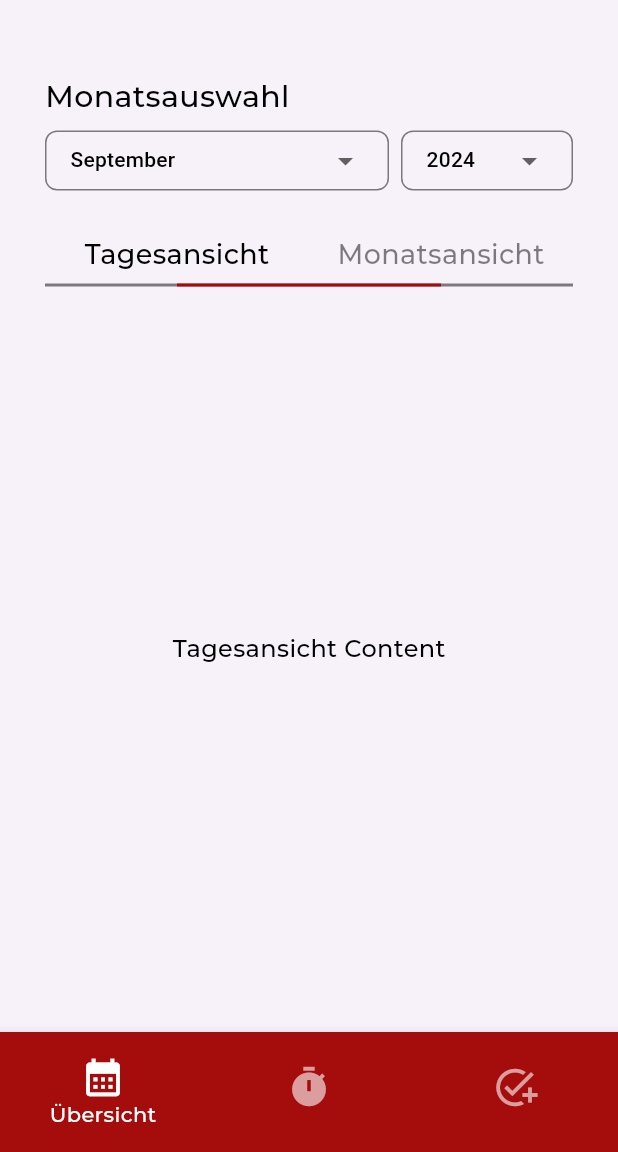
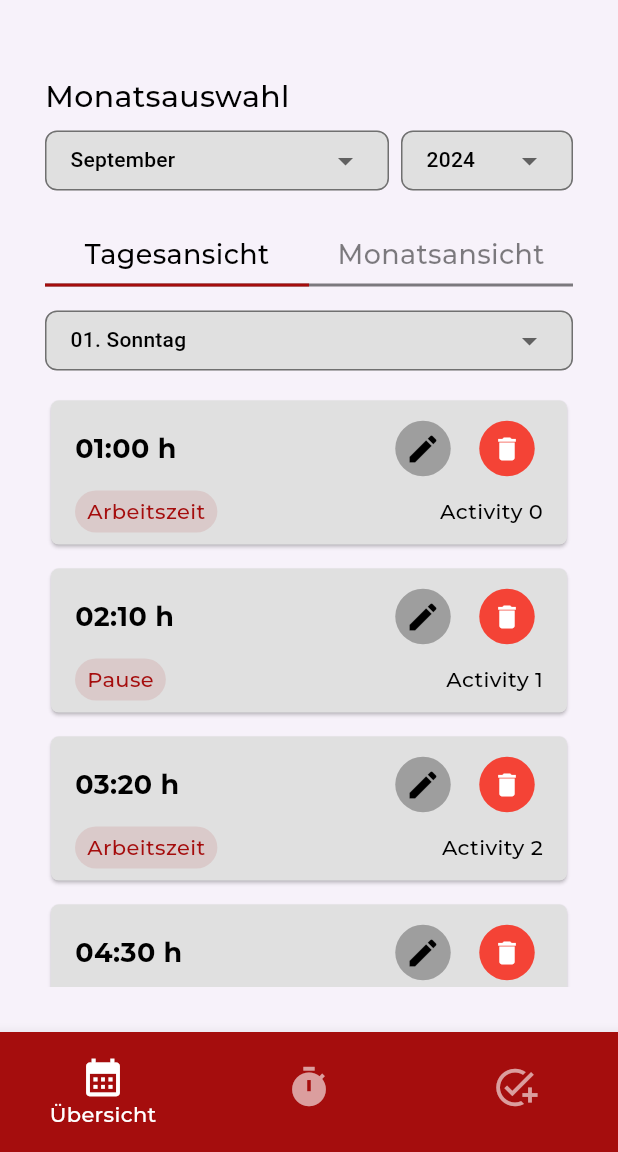
Before and after one commit to Squad-Mandalore/ttfrontend, a Flutter app: the HomePage screen opened directly, after a tap on "Tagesansicht", on a phone screen of 412 x 824 dp, the part 84-1236 px from its top. Run offline on Flutter 3.47's test engine with Material 3 defaults, Android fonts, the phone set to English and light mode, and no system bars; drawn by our look-alikes of dropdown_button2; our stand-ins replace dotted_border, shared_preferences; accounts and stored records are empty; project files that could hold a hidden picture were left out.

Commit message:
Tagesansicht

```diff
--- a/lib/assets/colours/extended_theme.dart
+++ b/lib/assets/colours/extended_theme.dart
@@ -2,6 +2,7 @@ import 'package:flutter/material.dart';
 
 class CustomThemeExtension extends ThemeExtension<CustomThemeExtension> {
   final Color headerColor;
+  final Color appBarColor;
   final Color primaryAccent1;
   final Color primaryAccent2;
   final Color primaryAccent3;
@@ -36,6 +37,7 @@ class CustomThemeExtension extends ThemeExtension<CustomThemeExtension> {
 
   CustomThemeExtension({
     required this.headerColor,
+    required this.appBarColor,
     required this.primaryAccent1,
     required this.primaryAccent2,
     required this.primaryAccent3,
@@ -69,6 +71,7 @@ class CustomThemeExtension extends ThemeExtension<CustomThemeExtension> {
   @override
   CustomThemeExtension copyWith({
     Color? headerColor,
+    Color? appBarColor,
     Color? primaryAccent1,
     Color? primaryAccent2,
     Color? primaryAccent3,
@@ -100,6 +103,7 @@ class CustomThemeExtension extends ThemeExtension<CustomThemeExtension> {
   }) {
     return CustomThemeExtension(
       headerColor: headerColor ?? this.headerColor,
+      appBarColor: appBarColor ?? this.appBarColor,
       primaryAccent1: primaryAccent1 ?? this.primaryAccent1,
       primaryAccent2: primaryAccent2 ?? this.primaryAccent2,
       primaryAccent3: primaryAccent3 ?? this.primaryAccent3,
@@ -138,6 +142,7 @@ class CustomThemeExtension extends ThemeExtension<CustomThemeExtension> {
     if (other is! CustomThemeExtension) return this;
     return CustomThemeExtension(
       headerColor: Color.lerp(headerColor, other.headerColor, t)!,
+      appBarColor: Color.lerp(appBarColor, other.appBarColor, t)!,
       primaryAccent1: Color.lerp(primaryAccent1, other.primaryAccent1, t)!,
       primaryAccent2: Color.lerp(primaryAccent2, other.primaryAccent2, t)!,
       primaryAccent3: Color.lerp(primaryAccent3, other.primaryAccent3, t)!,
--- a/lib/assets/colours/theme.dart
+++ b/lib/assets/colours/theme.dart
@@ -31,8 +31,6 @@ class AppTheme {
     );
   }
 
-
-
   static ThemeData lightTelekomFunk() {
     const colorScheme = ColorScheme.light(
       primary: AppColours.greenPrimary,
@@ -58,6 +56,7 @@ class AppTheme {
       extensions: [
         CustomThemeExtension(
           headerColor: AppColours.greenPrimary,
+          appBarColor: AppColours.greenPrimary,
           primaryAccent1: AppColours.greenAccent1,
           primaryAccent2: AppColours.greenAccent2,
           primaryAccent3: AppColours.greenAccent3,
@@ -116,6 +115,7 @@ class AppTheme {
       extensions: [
         CustomThemeExtension(
           headerColor: AppColours.greenPrimary,
+          appBarColor: Colors.grey.shade900,
           primaryAccent1: AppColours.greenAccent10,
           primaryAccent2: AppColours.greenAccent9,
           primaryAccent3: AppColours.greenAccent8,
@@ -174,6 +174,7 @@ class AppTheme {
       extensions: [
         CustomThemeExtension(
           headerColor: const Color(0xFF723a11),
+          appBarColor: const Color(0xFF723a11),
           primaryAccent1: const Color(0xFF804e29),
           primaryAccent2: const Color(0xFF8e6141),
           primaryAccent3: const Color(0xFF9c7558),
@@ -232,6 +233,7 @@ class AppTheme {
       extensions: [
         CustomThemeExtension(
           headerColor: const Color(0xFF723a11),
+          appBarColor: const Color(0xFF723a11),
           primaryAccent1: const Color(0xFF67340f),
           primaryAccent2: const Color(0xFF5b2e0e),
           primaryAccent3: const Color(0xFF50290c),
@@ -290,6 +292,7 @@ class AppTheme {
       extensions: [
         CustomThemeExtension(
           headerColor: const Color(0xFF247cbc),
+          appBarColor: const Color(0xFF247cbc),
           primaryAccent1: const Color(0xFF3a89c3),
           primaryAccent2: const Color(0xFF5096c9),
           primaryAccent3: const Color(0xFF66a3d0),
@@ -348,6 +351,7 @@ class AppTheme {
       extensions: [
         CustomThemeExtension(
           headerColor: const Color(0xFF247cbc),
+          appBarColor: const Color(0xFF247cbc),
           primaryAccent1: const Color(0xFF2070a9),
           primaryAccent2: const Color(0xFF1d6396),
           primaryAccent3: const Color(0xFF195784),
@@ -406,6 +410,7 @@ class AppTheme {
       extensions: [
         CustomThemeExtension(
           headerColor: const Color(0xFF587504),
+          appBarColor:  const Color(0xFF587504),
           primaryAccent1: const Color(0xFF69831d),
           primaryAccent2: const Color(0xFF799136),
           primaryAccent3: const Color(0xFF8a9e4f),
@@ -464,6 +469,7 @@ class AppTheme {
       extensions: [
         CustomThemeExtension(
           headerColor: const Color(0xFF587504),
+          appBarColor: const Color(0xFF587504),
           primaryAccent1: const Color(0xFF4f6904),
           primaryAccent2: const Color(0xFF465e03),
           primaryAccent3: const Color(0xFF3e5203),
@@ -522,6 +528,7 @@ class AppTheme {
       extensions: [
         CustomThemeExtension(
           headerColor: const Color(0xFFA50D0D),
+          appBarColor: const Color(0xFFA50D0D),
           primaryAccent1: const Color(0xFFAE2525),
           primaryAccent2: const Color(0xFFB73D3D),
           primaryAccent3: const Color(0xFFC05656),
@@ -580,6 +587,7 @@ class AppTheme {
       extensions: [
         CustomThemeExtension(
           headerColor: const Color(0xFFA50D0D),
+          appBarColor: const Color(0xFFA50D0D),
           primaryAccent1: const Color(0xFF950C0C),
           primaryAccent2: const Color(0xFF840A0A),
           primaryAccent3: const Color(0xFF730909),
@@ -638,6 +646,7 @@ class AppTheme {
       extensions: [
         CustomThemeExtension(
           headerColor: const Color(0xFFDE1A1A),
+          appBarColor:const Color(0xFFD78521),
           primaryAccent1: const Color(0xFFD78521),
           primaryAccent2: const Color(0xFFD78521),
           primaryAccent3: const Color(0xFFD78521),
@@ -696,6 +705,7 @@ class AppTheme {
       extensions: [
         CustomThemeExtension(
           headerColor: const Color(0xFFDE1A1A),
+          appBarColor:  AppColours.darkAccent7,
           primaryAccent1: const Color(0xFFD78521),
           primaryAccent2: const Color(0xFFD78521),
           primaryAccent3: const Color(0xFFD78521),
--- a/lib/pages/home_page.dart
+++ b/lib/pages/home_page.dart
@@ -3,7 +3,6 @@ import 'package:ttfrontend/assets/colours/extended_theme.dart';
 import 'package:ttfrontend/pages/overview/overview.dart';
 import 'package:ttfrontend/pages/tasks/tasks.dart';
 import 'package:ttfrontend/pages/theme_selection/theme_selection_page.dart';
-import 'package:ttfrontend/pages/timer/debug_clear_prefs.dart';
 import 'package:ttfrontend/pages/timer/timer.dart';
 
 class HomePage extends StatefulWidget {
@@ -146,7 +145,7 @@ class HomePageState extends State<HomePage> {
 
     return Scaffold(
       appBar: AppBar(
-        backgroundColor: customColors?.headerColor ?? customBackgroundColor,
+        backgroundColor: customColors?.appBarColor ?? customBackgroundColor,
         leading: Padding(
           padding: const EdgeInsets.all(8.0),
           child: Image.asset(
@@ -188,7 +187,7 @@ class HomePageState extends State<HomePage> {
         child: BottomNavigationBar(
           currentIndex: _selectedIndex,
           onTap: _onItemTapped,
-          backgroundColor: customColors?.headerColor ?? customBackgroundColor,
+          backgroundColor: customColors?.appBarColor ?? customBackgroundColor,
           selectedItemColor: customIconColor,
           unselectedItemColor: unselectedIconColor,
           showSelectedLabels: true,
--- a/lib/pages/overview/overview.dart
+++ b/lib/pages/overview/overview.dart
@@ -2,6 +2,7 @@ import 'package:flutter/material.dart';
 import 'package:dropdown_button2/dropdown_button2.dart';
 import 'package:ttfrontend/assets/colours/extended_theme.dart';
 import 'package:ttfrontend/pages/overview/utils/overview_logic.dart';
+import 'package:ttfrontend/pages/overview/widgets/time_card.dart';
 
 class OverviewPage extends StatefulWidget {
   const OverviewPage({super.key});
@@ -10,14 +11,14 @@ class OverviewPage extends StatefulWidget {
   OverviewPageState createState() => OverviewPageState();
 }
 
-class OverviewPageState extends State<OverviewPage> with SingleTickerProviderStateMixin {
-  // Dropdown state for month and year
+class OverviewPageState extends State<OverviewPage>
+    with SingleTickerProviderStateMixin {
   String? selectedMonth;
   String? selectedYear;
+  String? selectedDay;
   String? currentYear;
 
-  // Switching logic state
-  bool isDayViewSelected = true;
+  bool isDayViewSelected = false; // Default to Monatsansicht
 
   late AnimationController _animationController;
   late Animation<double> _animation;
@@ -29,15 +30,17 @@ class OverviewPageState extends State<OverviewPage> with SingleTickerProviderSta
 
     // Initialize the animation controller
     _animationController = AnimationController(
-      duration: const Duration(milliseconds: 300), // Reduced duration for a quicker transition
+      duration: const Duration(milliseconds: 300),
       vsync: this,
     );
 
-    // Define the animation curve without bounce effect
     _animation = CurvedAnimation(
       parent: _animationController,
-      curve: Curves.linear,
+      curve: Curves.easeInOut,
     );
+
+    _animationController.value =
+        1.0; // Ensure it starts aligned with Monatsansicht
   }
 
   Future<void> _initializeDefaults() async {
@@ -47,7 +50,20 @@ class OverviewPageState extends State<OverviewPage> with SingleTickerProviderSta
       selectedMonth = month;
       selectedYear = year;
       currentYear = year;
+      _updateDaysDropdown();
     });
+  }
+
+  void _updateDaysDropdown() {
+    if (selectedMonth != null && selectedYear != null) {
+      int monthIndex =
+          OverviewLogic.getMonthsInGerman().indexOf(selectedMonth!) + 1;
+      int year = int.parse(selectedYear!);
+      List<String> days = OverviewLogic.getDaysInGerman(year, monthIndex);
+      setState(() {
+        selectedDay = days.isNotEmpty ? days.first : null;
+      });
+    }
   }
 
   void _onViewSelected(bool isDayView) {
@@ -70,6 +86,7 @@ class OverviewPageState extends State<OverviewPage> with SingleTickerProviderSta
   Widget build(BuildContext context) {
     final theme = Theme.of(context);
     const double globalPadding = 30.0;
+    final customColors = theme.extension<CustomThemeExtension>();
 
     bool isCurrentYear = selectedYear == currentYear;
 
@@ -101,6 +118,7 @@ class OverviewPageState extends State<OverviewPage> with SingleTickerProviderSta
                 child: DropdownButtonHideUnderline(
                   child: DropdownButton2<String>(
                     barrierColor: theme.colorScheme.onSurface.withOpacity(0.1),
+
                     isExpanded: true,
                     hint: Text(
                       'Select Month',
@@ -125,6 +143,7 @@ class OverviewPageState extends State<OverviewPage> with SingleTickerProviderSta
                     onChanged: (String? newValue) {
                       setState(() {
                         selectedMonth = newValue!;
+                        _updateDaysDropdown();
                       });
                     },
                     buttonStyleData: ButtonStyleData(
@@ -132,6 +151,8 @@ class OverviewPageState extends State<OverviewPage> with SingleTickerProviderSta
                       height: 40,
                       width: double.infinity,
                       decoration: BoxDecoration(
+                        color: customColors?.backgroundAccent3 ??
+                            theme.colorScheme.surface,
                         border: Border.all(
                           color: theme.colorScheme.onSurface.withOpacity(0.5),
                           width: 1.0,
@@ -171,6 +192,7 @@ class OverviewPageState extends State<OverviewPage> with SingleTickerProviderSta
                     onChanged: (String? newValue) {
                       setState(() {
                         selectedYear = newValue!;
+                        _updateDaysDropdown();
                       });
                     },
                     buttonStyleData: ButtonStyleData(
@@ -178,6 +200,8 @@ class OverviewPageState extends State<OverviewPage> with SingleTickerProviderSta
                       height: 40,
                       width: double.infinity,
                       decoration: BoxDecoration(
+                        color: customColors?.backgroundAccent3 ??
+                            theme.colorScheme.surface,
                         border: Border.all(
                           color: theme.colorScheme.onSurface.withOpacity(0.5),
                           width: 1.0,
@@ -197,12 +221,10 @@ class OverviewPageState extends State<OverviewPage> with SingleTickerProviderSta
                 child: Stack(
                   alignment: Alignment.bottomCenter,
                   children: [
-                    // Underline that shows under both buttons
                     Container(
                       height: 2.0,
                       color: theme.colorScheme.onSurface.withOpacity(0.5),
                     ),
-                    // Animated line under the selected button
                     AnimatedBuilder(
                       animation: _animationController,
                       builder: (context, child) {
@@ -212,13 +234,13 @@ class OverviewPageState extends State<OverviewPage> with SingleTickerProviderSta
                               0.0),
                           child: Container(
                             height: 2.0,
-                            width: MediaQuery.of(context).size.width / 2 - globalPadding,
+                            width: MediaQuery.of(context).size.width / 2 -
+                                globalPadding,
                             color: theme.colorScheme.primary,
                           ),
                         );
                       },
                     ),
-                    // Text buttons placed above the animated line
                     Row(
                       children: [
                         Expanded(
@@ -274,14 +296,85 @@ class OverviewPageState extends State<OverviewPage> with SingleTickerProviderSta
           // Content for Tagesansicht or Monatsansicht
           Expanded(
             child: isDayViewSelected
-                ? Center(
-                    child: Text(
-                      'Tagesansicht Content',
-                      style: TextStyle(
-                        color: theme.colorScheme.onSurface,
-                        fontSize: 16.0,
+                ? Column(
+                    children: [
+                      // Dropdown for selecting the day
+                      DropdownButtonHideUnderline(
+                        child: DropdownButton2<String>(
+                          barrierColor:
+                              theme.colorScheme.onSurface.withOpacity(0.1),
+                          isExpanded: true,
+                          hint: Text(
+                            'Select Day',
+                            style: TextStyle(
+                              fontSize: 14,
+                              color: Theme.of(context).hintColor,
+                            ),
+                          ),
+                          items: selectedMonth != null && selectedYear != null
+                              ? OverviewLogic.getDaysInGerman(
+                                      int.parse(selectedYear!),
+                                      OverviewLogic.getMonthsInGerman()
+                                              .indexOf(selectedMonth!) +
+                                          1)
+                                  .map((String day) => DropdownMenuItem<String>(
+                                        value: day,
+                                        child: Text(
+                                          day,
+                                          style: const TextStyle(
+                                            fontSize: 14,
+                                          ),
+                                        ),
+                                      ))
+                                  .toList()
+                              : [],
+                          value: selectedDay,
+                          onChanged: (String? newValue) {
+                            setState(() {
+                              selectedDay = newValue!;
+                            });
+                          },
+                          buttonStyleData: ButtonStyleData(
+                            padding: const EdgeInsets.symmetric(horizontal: 16),
+                            height: 40,
+                            width: double.infinity,
+                            decoration: BoxDecoration(
+                              color: customColors?.backgroundAccent3 ??
+                            theme.colorScheme.surface,
+                              border: Border.all(
+                                color: theme.colorScheme.onSurface
+                                    .withOpacity(0.5),
+                                width: 1.0,
+                              ),
+                              borderRadius: BorderRadius.circular(8.0),
+                            ),
+
+                          ),
+                          dropdownStyleData: DropdownStyleData(
+                            maxHeight: MediaQuery.of(context).size.height * 0.5,
+                          ),
+                        ),
                       ),
-                    ),
+                      const SizedBox(height: 16.0),
+                      // Scrollable list of time cards
+                      Expanded(
+                        child: ListView.builder(
+                          itemCount: 10, // Replace with actual data count
+                          itemBuilder: (context, index) {
+                            return Padding(
+                              padding: const EdgeInsets.only(bottom: 8.0),
+                              child: TimeCard(
+                                hours: index + 1,
+                                minutes: (index * 10) % 60,
+                                type: index % 2 == 0 ? 'Arbeitszeit' : 'Pause',
+                                activity: 'Activity $index',
+                                id: '$index',
+                              ),
+                            );
+                          },
+                        ),
+                      ),
+                    ],
                   )
                 : Center(
                     child: Text(
--- a/lib/pages/overview/utils/overview_logic.dart
+++ b/lib/pages/overview/utils/overview_logic.dart
@@ -42,4 +42,21 @@ class OverviewLogic {
     await initializeDateFormatting('en_US');
     return DateFormat.y().format(DateTime.now());
   }
+
+  static List<String> getDaysInGerman(int year, int month) {
+    initializeDateFormatting('de');
+    DateTime now = DateTime.now();
+    int daysInMonth = DateTime(year, month + 1, 0).day;
+
+    List<String> days = [];
+    for (int day = 1; day <= daysInMonth; day++) {
+      DateTime date = DateTime(year, month, day);
+      if (year == now.year && month == now.month && day > now.day) break;
+
+      String weekdayName = DateFormat.EEEE('de').format(date);
+      String formattedDay = day.toString().padLeft(2, '0');
+      days.add('$formattedDay. $weekdayName');
+    }
+    return days;
+  }
 }
--- /dev/null
+++ b/lib/pages/overview/widgets/time_card.dart
@@ -0,0 +1,118 @@
+import 'package:flutter/material.dart';
+import 'package:ttfrontend/assets/colours/extended_theme.dart';
+
+class TimeCard extends StatelessWidget {
+  final int hours;
+  final int minutes;
+  final String type;
+  final String activity;
+  final String id;
+
+  const TimeCard({
+    super.key,
+    required this.hours,
+    required this.minutes,
+    required this.type,
+    required this.activity,
+    required this.id,
+  });
+
+  @override
+  Widget build(BuildContext context) {
+    final theme = Theme.of(context);
+    final customColors = theme.extension<CustomThemeExtension>();
+
+    return Card(
+      color: customColors?.backgroundAccent3 ?? theme.colorScheme.surface,
+      shape: RoundedRectangleBorder(
+        borderRadius: BorderRadius.circular(5.0),
+      ),
+      child: Padding(
+        padding: const EdgeInsets.symmetric(vertical: 8.0, horizontal: 16.0),
+        child: Column(
+          crossAxisAlignment: CrossAxisAlignment.start,
+          children: [
+            Row(
+              children: [
+                Text(
+                  '${hours.toString().padLeft(2, '0')}:${minutes.toString().padLeft(2, '0')} h',
+                  style: TextStyle(
+                    fontSize: 18,
+                    fontWeight: FontWeight.bold,
+                    color: theme.colorScheme.onSurface,
+                  ),
+                ),
+                const Spacer(),
+                IconButton(
+                  onPressed: () {
+                    // Add edit functionality here
+                  },
+                  style: ButtonStyle(
+                    backgroundColor: WidgetStateProperty.all(customColors?.backgroundAccent5 ?? theme.colorScheme.surface),
+                    minimumSize: WidgetStateProperty.all(const Size(37, 37)),
+                  ),
+                  icon: const Icon(Icons.edit),
+                  color: theme.colorScheme.onSurface,
+                  padding: EdgeInsets.zero,
+                  constraints: const BoxConstraints(),
+                  splashRadius: 20,
+                ),
+                const SizedBox(width: 8),
+                IconButton(
+                  onPressed: () {
+                    // Add delete functionality here
+                  },
+                  icon: const Icon(Icons.delete),
+                  color: Colors.white,
+                  style: ButtonStyle(
+                    backgroundColor: WidgetStateProperty.all(Colors.red),
+                    minimumSize: WidgetStateProperty.all(const Size(37, 37)),
+                  ),
+                  padding: EdgeInsets.zero,
+                  constraints: const BoxConstraints(),
+                  splashRadius: 40,
+                  iconSize: 20,
+                ),
+              ],
+            ),
+            const SizedBox(height: 4.0),
+            Row(
+              mainAxisAlignment: MainAxisAlignment.spaceBetween,
+              children: [
+              Container(
+                padding: const EdgeInsets.symmetric(
+                  horizontal: 8.0, vertical: 4.0),
+                decoration: BoxDecoration(
+                color: theme.colorScheme.primary.withOpacity(0.1),
+                borderRadius: BorderRadius.circular(15.0),
+                ),
+                child: Text(
+                type,
+                style: TextStyle(
+                  color: theme.colorScheme.primary,
+                  fontWeight: FontWeight.w500,
+                ),
+                ),
+              ),
+              Flexible(
+                child: Row(
+                mainAxisAlignment: MainAxisAlignment.end,
+                children: [
+                  Text(
+                  activity,
+                  overflow: TextOverflow.ellipsis,
+                  style: TextStyle(
+                    color: theme.colorScheme.onSurface,
+                  ),
+                  ),
+                ],
+                ),
+              ),
+              ],
+            ),
+          ],
+        ),
+      ),
+    );
+  }
+}
--- a/lib/pages/theme_selection/theme_selection_page.dart
+++ b/lib/pages/theme_selection/theme_selection_page.dart
@@ -163,7 +163,7 @@ class ThemeSelectionPage extends StatelessWidget {
   ) {
     final isDarkMode = themeProvider.themeMode == ThemeMode.dark ||
         (themeProvider.themeMode == ThemeMode.system &&
-            WidgetsBinding.instance.window.platformBrightness ==
+            WidgetsBinding.instance.platformDispatcher.platformBrightness ==
                 Brightness.dark);
 
     final themeData = isDarkMode
--- a/lib/pages/timer/debug_clear_prefs.dart
+++ b/lib/pages/timer/debug_clear_prefs.dart
@@ -10,9 +10,11 @@ class DebugClearPrefsButton extends StatelessWidget {
       onPressed: () async {
         SharedPreferences prefs = await SharedPreferences.getInstance();
         await prefs.clear();
-        ScaffoldMessenger.of(context).showSnackBar(
-          const SnackBar(content: Text('Shared preferences cleared!')),
-        );
+        if (context.mounted) {
+          ScaffoldMessenger.of(context).showSnackBar(
+            const SnackBar(content: Text('Shared preferences cleared!')),
+          );
+        }
       },
       child: const Text('Clear Shared Preferences'),
     );
```
Lines whose indentation alone changed are shown as unchanged.
